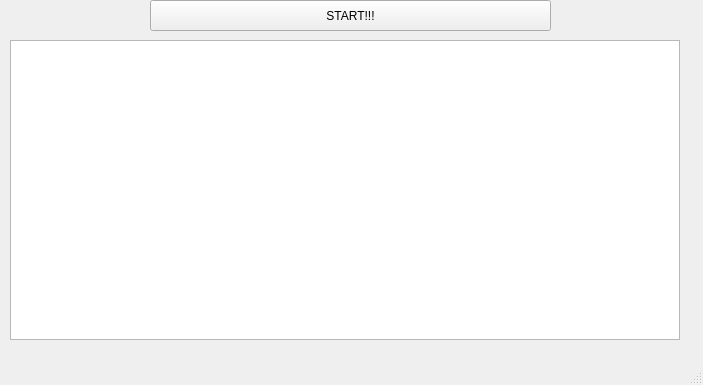
Before: the Qt Designer form mainwindow.ui in millajovovich/Proyecto_juego, drawn with Qt 5.
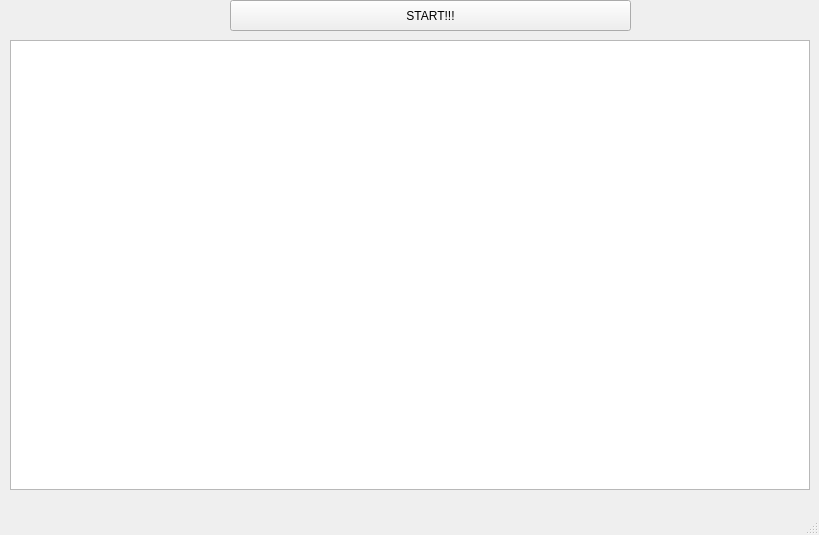
After: the same form once the commit is applied. Icons and pictures are not drawn.

What changed in the file:
```diff
--- a/mainwindow.ui
+++ b/mainwindow.ui
@@ -6,8 +6,8 @@
    <rect>
     <x>0</x>
     <y>0</y>
-    <width>703</width>
-    <height>385</height>
+    <width>819</width>
+    <height>535</height>
    </rect>
   </property>
   <property name="windowTitle">
@@ -19,8 +19,8 @@
      <rect>
       <x>10</x>
       <y>40</y>
-      <width>670</width>
-      <height>300</height>
+      <width>800</width>
+      <height>450</height>
      </rect>
     </property>
     <property name="styleSheet">
@@ -30,7 +30,7 @@
    <widget class="QPushButton" name="pushButton">
     <property name="geometry">
      <rect>
-      <x>150</x>
+      <x>230</x>
       <y>0</y>
       <width>401</width>
       <height>31</height>
```
Left out of the diff: 2 changed lines with no effect on the pictures.
